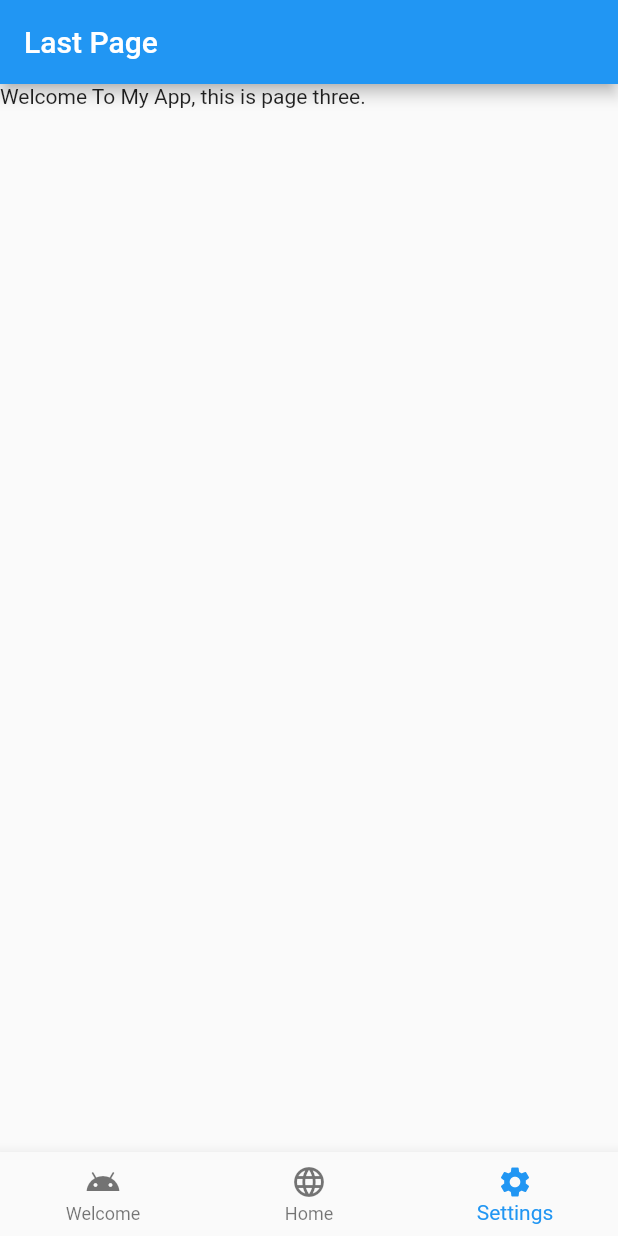
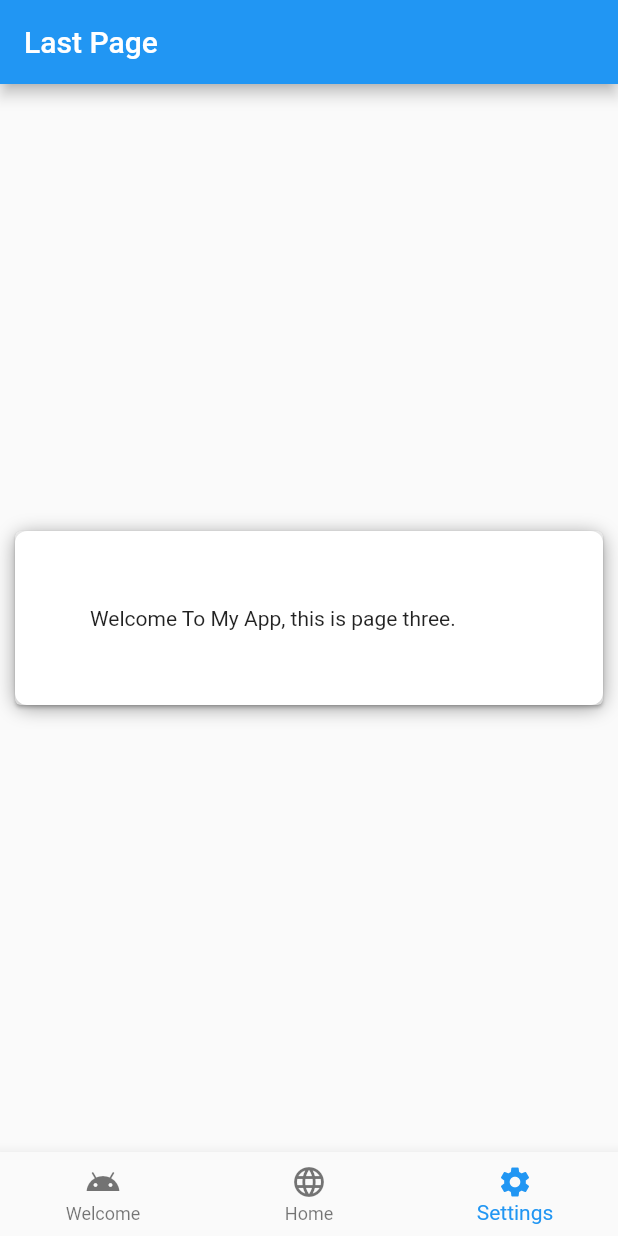
Before and after one commit to ColinBrown18/PersonalProjects, a Flutter app: the screen it shows after launch, item 3 of the bottom bar chosen, on a phone screen of 412 x 824 dp. Run offline on Flutter 3.47's test engine with Material 2 defaults, Android fonts, the light colour scheme and no system bars.

Commit message:
Updated Widget Cards and some text

```diff
--- a/organize_me/lib/Layouts.dart
+++ b/organize_me/lib/Layouts.dart
@@ -18,18 +18,20 @@ class _DesignCardState extends State<DesignCard> {
       crossAxisAlignment: CrossAxisAlignment.stretch,
       children: <Widget>[
         Card(
-          margin: EdgeInsets.all(20.0),
+          margin: EdgeInsets.all(10.0),
           color: Colors.white,
           child: Container(
-            padding: EdgeInsets.all(20.0),
+            padding: EdgeInsets.all(50.0),
             child: widget.child,
-            decoration: BoxDecoration(color: Colors.orange,
-            boxShadow: [
+            decoration: BoxDecoration(
+              borderRadius: BorderRadius.all(Radius.circular(8.0)),
+              color: Colors.white,
+              boxShadow: [
               BoxShadow(
                 color: widget.boxShadowColor ?? Colors.black38,
-                offset: Offset(10.0, 15.0),
-                blurRadius: 15.0
-              )
+                offset: Offset(0.0, 2.0),
+                blurRadius: 10.0
+              ),
             ])
           ),
         )
--- a/organize_me/lib/main.dart
+++ b/organize_me/lib/main.dart
@@ -1,6 +1,7 @@
 import 'package:flutter/material.dart';
 // import 'package:googleapis/calenar/v3.dart';
 // import 'package:googleapis_auth/auth_io.dart';
+import 'Layouts.dart';
 
 void main() {
   runApp(MyApp());
@@ -56,7 +57,7 @@ class _MyHomePageState extends State<MyHomePage> {
   @override
   Widget build(BuildContext context) {
     if (_currentIndex == 0) {
-      TitleText = "Welcome Page";
+      TitleText = "Hello!";
     } else if (_currentIndex == 1) {
       TitleText = "Second Page";
     } else if (_currentIndex == 2) {
@@ -118,20 +119,32 @@ class _PageOneState extends State<PageOne> {
 
   @override
   Widget build(BuildContext context) {
-    return Scaffold(
-      // debugShowCheckedModeBanner: false,
-      body: Container(
-        child: Column(
+    return MaterialApp(
+      debugShowCheckedModeBanner: false,
+      home: Scaffold(
+        body: Column(
           mainAxisAlignment: MainAxisAlignment.center,
           children: <Widget>[
-            Row(
-              mainAxisAlignment: MainAxisAlignment.center,
+            // THIS IS THE TOP WIDGET FOR THE CALENDAR
+            DesignCard(
+              child: Column(
                 children: <Widget>[
-                Text("Welcome To My Application! This is the Welcome Screen, More To Come Later.",
-                textAlign: TextAlign.center,)
-            ],)
+                  Text(
+                    "Calendar"
+                  )
                 ],
               ),
+            ),
+            DesignCard(
+              child: Column(
+                children: <Widget>[
+                  Text(
+                    "Reminders"
+                  )
+                ],
+              ),
+            )
+        ],),
       ),
     );
   }
@@ -145,18 +158,29 @@ class PageTwo extends StatefulWidget {
 }
 
 class _PageTwoState extends State<PageTwo> {
+
   @override
   Widget build(BuildContext context) {
-    return Scaffold(
-      //debugShowCheckedModeBanner: false,
-      body: Container(
+    return MaterialApp(
+      debugShowCheckedModeBanner: false,
+      home: Scaffold(
+        body: Column(
+          mainAxisAlignment: MainAxisAlignment.center,
+          children: <Widget>[
+            DesignCard(
               child: Column(
                 children: <Widget>[
+                  Row(
+                  children: <Widget>[
                     Text("Welcome To My App, this is page two.",
-            textAlign: TextAlign.center,
+                    textAlign: TextAlign.center,)
+                  ],
                 ),
-        ],)
+                ],
+              ),
             )
+        ],),
+      ),
     );
   }
 }
@@ -169,18 +193,29 @@ class PageThree extends StatefulWidget {
 }
 
 class _PageThreeState extends State<PageThree> {
+
   @override
   Widget build(BuildContext context) {
-    return Scaffold(
-      //debugShowCheckedModeBanner: false,
-      body: Container(
+    return MaterialApp(
+      debugShowCheckedModeBanner: false,
+      home: Scaffold(
+        body: Column(
+          mainAxisAlignment: MainAxisAlignment.center,
+          children: <Widget>[
+            DesignCard(
               child: Column(
                 children: <Widget>[
-            Text("Welcome To My App, this is page three."
+                  Row(
+                  children: <Widget>[
+                    Text("Welcome To My App, this is page three.",
+                    textAlign: TextAlign.center,)
+                  ],
                 ),
                 ],
               ),
             )
+        ],),
+      ),
     );
   }
 }
```
Lines whose indentation alone changed are shown as unchanged.
